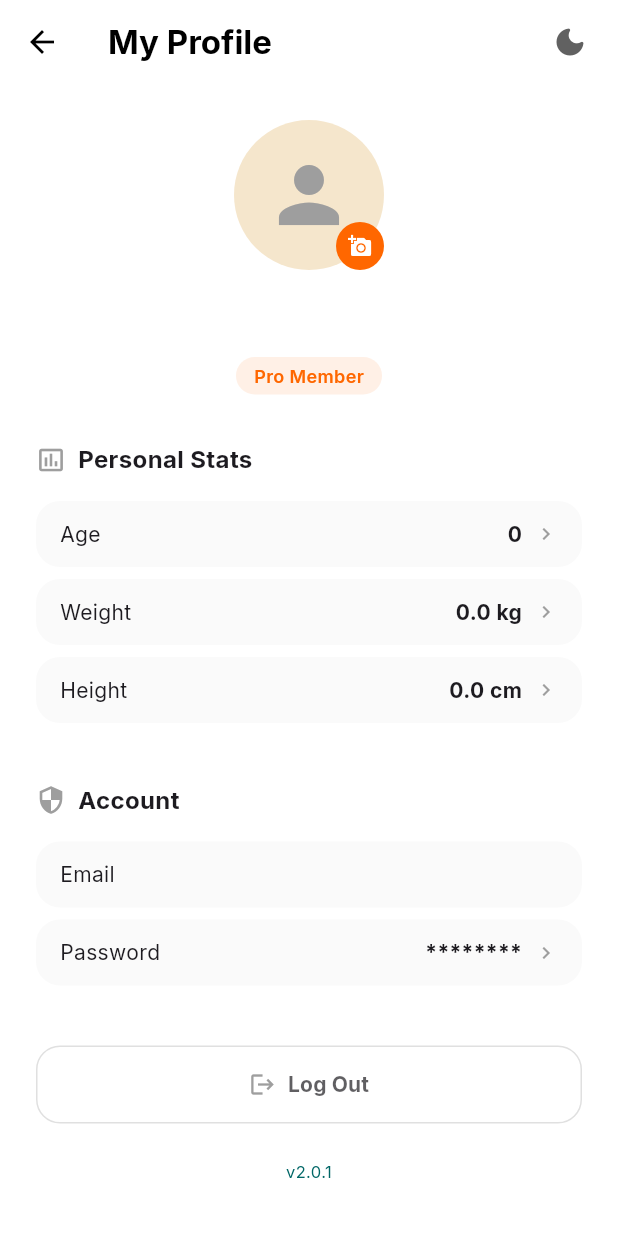
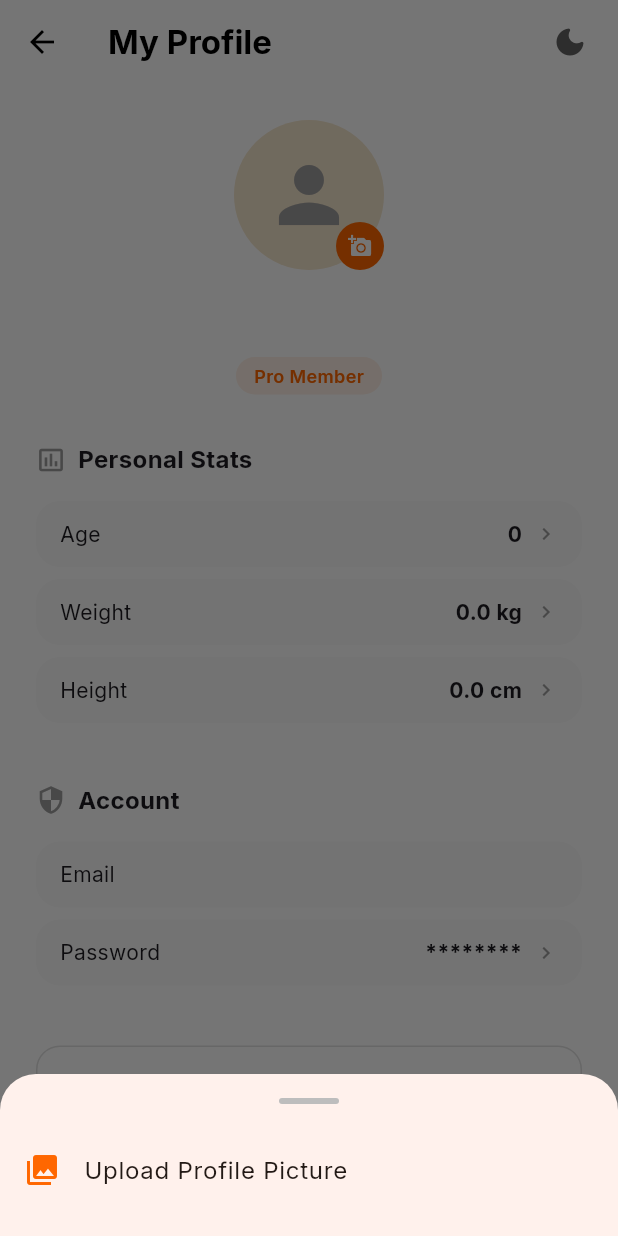
Before and after one commit to lienkee47-bot/MacroTrack, a Flutter app: the ProfileScreen screen opened directly, after a tap on the "add a photo" icon, on a phone screen of 412 x 824 dp. Run offline on Flutter 3.47's test engine with Material 3 defaults, Android fonts, the phone set to English and light mode, and no system bars; our stand-ins replace cloud_firestore, firebase_auth, firebase_core, firebase_storage, fl_chart, google_fonts and 4 more; accounts and stored records are empty; generated files the repository leaves out were written again.

Commit message:
Feature: Enabled profile picture update/removal

```diff
--- a/lib/screens/profile_screen.dart
+++ b/lib/screens/profile_screen.dart
@@ -35,7 +35,54 @@ class _ProfileScreenState extends State<ProfileScreen> {
     }
   }
 
-  Future<void> _pickImage(String uid, FirestoreService db) async {
+  void _showPhotoOptions(String uid, FirestoreService db, bool hasExistingPhoto) {
+    final isDark = Theme.of(context).brightness == Brightness.dark;
+    showModalBottomSheet(
+      context: context,
+      shape: const RoundedRectangleBorder(
+        borderRadius: BorderRadius.vertical(top: Radius.circular(24)),
+      ),
+      builder: (ctx) {
+        return SafeArea(
+          child: Padding(
+            padding: const EdgeInsets.symmetric(vertical: 16),
+            child: Column(
+              mainAxisSize: MainAxisSize.min,
+              children: [
+                Container(
+                  width: 40, height: 4,
+                  margin: const EdgeInsets.only(bottom: 16),
+                  decoration: BoxDecoration(
+                    color: Colors.grey[400],
+                    borderRadius: BorderRadius.circular(2),
+                  ),
+                ),
+                ListTile(
+                  leading: const Icon(Icons.photo_library, color: AppTheme.primaryOrange),
+                  title: Text(hasExistingPhoto ? 'Update Profile Picture' : 'Upload Profile Picture'),
+                  onTap: () {
+                    Navigator.pop(ctx);
+                    _pickAndUploadImage(uid, db);
+                  },
+                ),
+                if (hasExistingPhoto)
+                  ListTile(
+                    leading: Icon(Icons.delete_outline, color: isDark ? AppTheme.darkTeal : AppTheme.primaryTeal),
+                    title: const Text('Remove Profile Picture'),
+                    onTap: () {
+                      Navigator.pop(ctx);
+                      _removeProfilePicture(uid, db);
+                    },
+                  ),
+              ],
+            ),
+          ),
+        );
+      },
+    );
+  }
+
+  Future<void> _pickAndUploadImage(String uid, FirestoreService db) async {
     final picker = ImagePicker();
     final pickedFile = await picker.pickImage(source: ImageSource.gallery);
     if (pickedFile != null) {
@@ -49,16 +96,31 @@ class _ProfileScreenState extends State<ProfileScreen> {
 
         if (url != null) {
           ScaffoldMessenger.of(context).showSnackBar(
-            const SnackBar(content: Text('Profile picture updated'), backgroundColor: AppTheme.primaryTeal),
+            const SnackBar(content: Text('Profile picture updated', style: TextStyle(color: Colors.white)), backgroundColor: AppTheme.primaryTeal),
           );
         }
       } catch (e) {
         if (!mounted) return;
         setState(() => _isUploading = false);
         ScaffoldMessenger.of(context).showSnackBar(
-          SnackBar(content: Text('Image upload failed: $e'), backgroundColor: Colors.red),
+          SnackBar(content: Text('Image upload failed: $e', style: const TextStyle(color: Colors.white)), backgroundColor: Colors.red),
         );
       }
+    }
+  }
+
+  Future<void> _removeProfilePicture(String uid, FirestoreService db) async {
+    try {
+      await db.updateUserField(uid, {'profilePictureUrl': ''});
+      if (!mounted) return;
+      ScaffoldMessenger.of(context).showSnackBar(
+        const SnackBar(content: Text('Profile picture removed', style: TextStyle(color: Colors.white)), backgroundColor: AppTheme.primaryTeal),
+      );
+    } catch (e) {
+      if (!mounted) return;
+      ScaffoldMessenger.of(context).showSnackBar(
+        SnackBar(content: Text('Failed to remove picture: $e', style: const TextStyle(color: Colors.white)), backgroundColor: Colors.red),
+      );
     }
   }
 
@@ -97,7 +159,7 @@ class _ProfileScreenState extends State<ProfileScreen> {
                   db.updateUserField(uid, {fieldName: finalVal});
                   Navigator.pop(context);
                   ScaffoldMessenger.of(context).showSnackBar(
-                    SnackBar(content: Text('$title updated'), backgroundColor: AppTheme.primaryTeal),
+                    SnackBar(content: Text('$title updated', style: const TextStyle(color: Colors.white)), backgroundColor: AppTheme.primaryTeal),
                   );
                 },
                 style: ElevatedButton.styleFrom(
@@ -118,7 +180,7 @@ class _ProfileScreenState extends State<ProfileScreen> {
   void _resetPassword(String email) {
     AuthService().sendPasswordReset(email);
     ScaffoldMessenger.of(context).showSnackBar(
-      const SnackBar(content: Text('Password reset email sent'), backgroundColor: AppTheme.primaryTeal),
+      const SnackBar(content: Text('Password reset email sent', style: TextStyle(color: Colors.white)), backgroundColor: AppTheme.primaryTeal),
     );
   }
 
@@ -219,7 +281,7 @@ class _ProfileScreenState extends State<ProfileScreen> {
                         bottom: 0,
                         right: 0,
                         child: GestureDetector(
-                          onTap: () => _pickImage(user.uid, db),
+                          onTap: () => _showPhotoOptions(user.uid, db, hasValidImage),
                           child: Container(
                             padding: const EdgeInsets.all(8),
                             decoration: const BoxDecoration(
```
Also changed, not shown: lib/screens/dashboard_screen.dart (+14 -7 lines), 1 other file.
